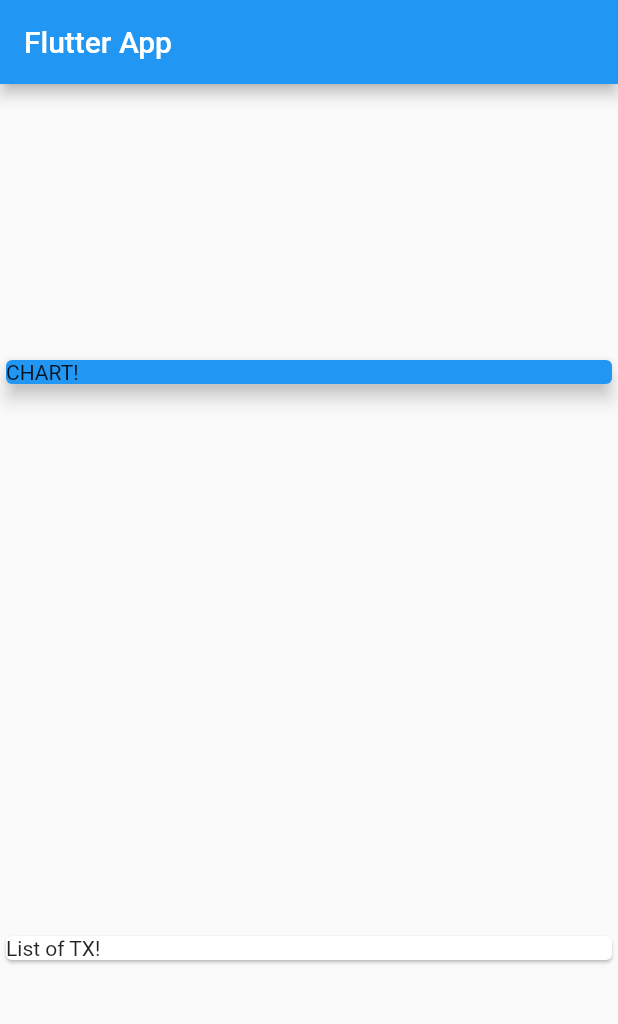
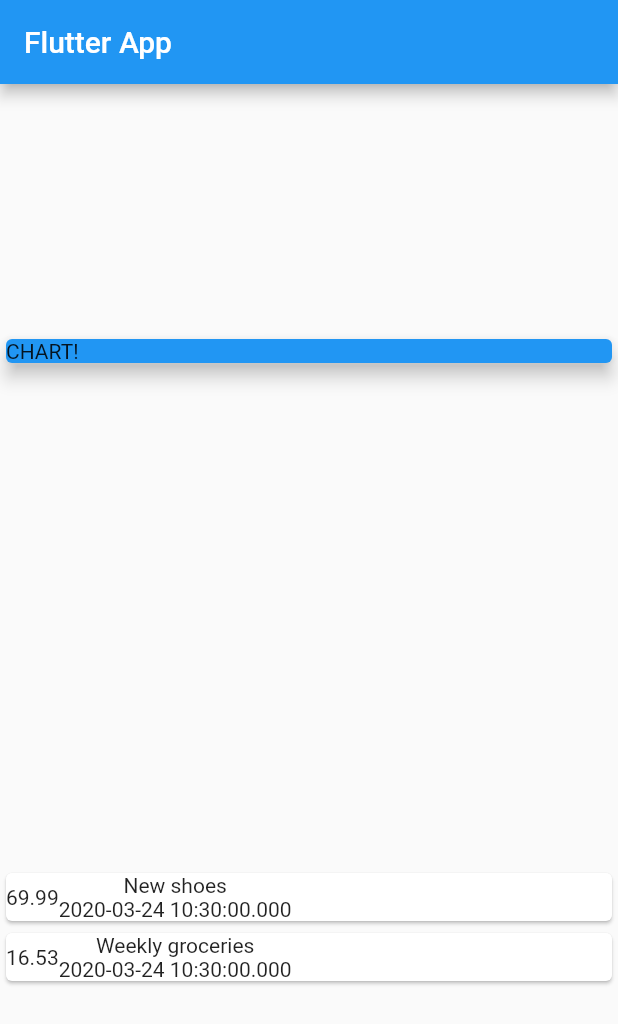
Before and after one commit to inhobaek-wj/personal_expenses_app, a Flutter app: the screen it shows after launch, on a phone screen of 412 x 824 dp. Shown: the top 1024 px of the screen. Run offline on Flutter 3.47's test engine with Material 2 defaults, Android fonts, the phone set to English and light mode, and no system bars.

Commit message:
draw transaction list

```diff
--- a/lib/main.dart
+++ b/lib/main.dart
@@ -49,8 +49,28 @@ class MyHomePage extends StatelessWidget {
               color: Colors.blue,
             ),
           ),
-          Card(
-            child: Text('List of TX!'),
+
+          Column(
+            children: transactions.map((tx) {
+                return Card(
+                  child: Row(
+                    children: <Widget>[
+                      Container(
+                        child: Text(
+                          tx.amount.toString()
+                        )
+                      ),
+
+                      Column(
+                        children: <Widget>[
+                          Text(tx.title),
+                          Text(tx.date.toString())
+                        ],
+                      )
+                    ],
+                  ),
+                );
+            }).toList(),
           )
         ],
       )
```
